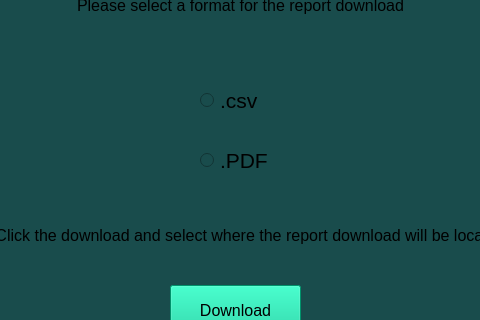
The window that report.ui (ianlopez07/SMI-Code-Checker) describes before a commit, drawn with Qt 5; both pictures show x 150 to 630 and y 95 to 415 of the 807 by 575 pixel window.
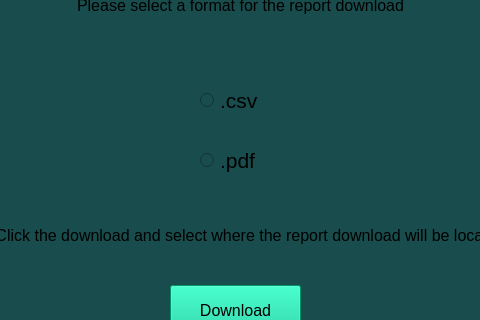
The same window after the commit.

What changed in the file:
```diff
--- a/report.ui
+++ b/report.ui
@@ -77,7 +77,7 @@
     <string notr="true"/>
    </property>
    <property name="text">
-    <string>.PDF</string>
+    <string>.pdf</string>
    </property>
   </widget>
   <widget class="QPushButton" name="DownloadBtn">
```
